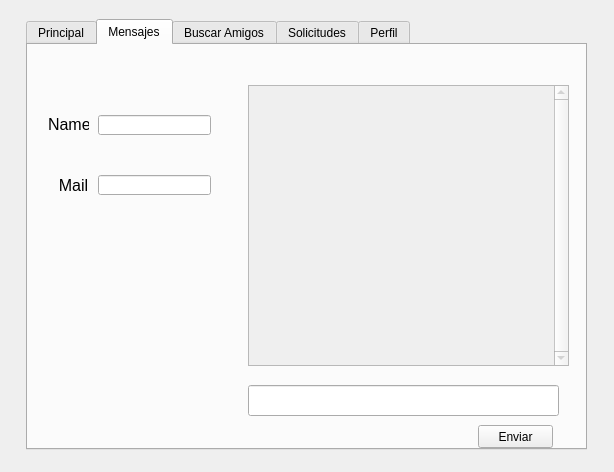
Qt form TF/Red_Social/interfas.ui (PrenxLibert/Trabajo-Parcial-red-social-3-ciclo) before a commit.
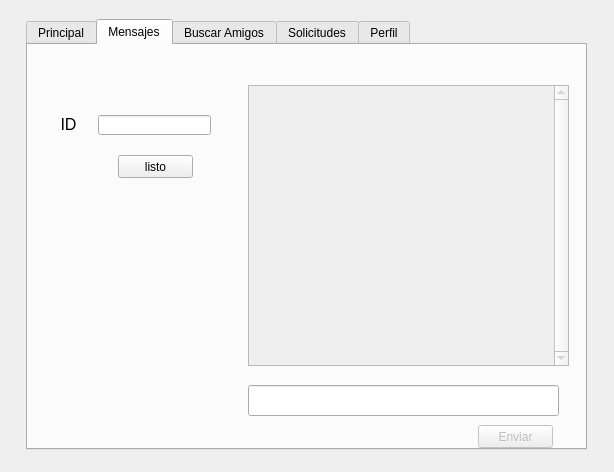
The same form after that commit.

Patch:
```diff
--- a/TF/Red_Social/interfas.ui
+++ b/TF/Red_Social/interfas.ui
@@ -108,6 +108,9 @@
      </property>
     </widget>
     <widget class="QPushButton" name="btnEnviar">
+     <property name="enabled">
+      <bool>false</bool>
+     </property>
      <property name="geometry">
       <rect>
        <x>450</x>
@@ -130,23 +133,10 @@
       </rect>
      </property>
      <property name="text">
-      <string>&lt;html&gt;&lt;head/&gt;&lt;body&gt;&lt;p align=&quot;center&quot;&gt;&lt;span style=&quot; font-size:12pt;&quot;&gt;Name&lt;/span&gt;&lt;/p&gt;&lt;/body&gt;&lt;/html&gt;</string>
+      <string>&lt;html&gt;&lt;head/&gt;&lt;body&gt;&lt;p align=&quot;center&quot;&gt;&lt;span style=&quot; font-size:12pt;&quot;&gt;ID&lt;/span&gt;&lt;/p&gt;&lt;/body&gt;&lt;/html&gt;</string>
      </property>
     </widget>
-    <widget class="QLabel" name="label_6">
-     <property name="geometry">
-      <rect>
-       <x>30</x>
-       <y>130</y>
-       <width>31</width>
-       <height>21</height>
-      </rect>
-     </property>
-     <property name="text">
-      <string>&lt;html&gt;&lt;head/&gt;&lt;body&gt;&lt;p align=&quot;center&quot;&gt;&lt;span style=&quot; font-size:12pt;&quot;&gt;Mail&lt;/span&gt;&lt;/p&gt;&lt;/body&gt;&lt;/html&gt;</string>
-     </property>
-    </widget>
-    <widget class="QLineEdit" name="tbxNameF">
+    <widget class="QLineEdit" name="tbxIDF">
      <property name="geometry">
       <rect>
        <x>70</x>
@@ -156,14 +146,30 @@
       </rect>
      </property>
     </widget>
-    <widget class="QLineEdit" name="tbxMailF">
+    <widget class="QPushButton" name="btnVchat">
      <property name="geometry">
       <rect>
-       <x>70</x>
-       <y>130</y>
-       <width>113</width>
-       <height>20</height>
+       <x>90</x>
+       <y>110</y>
+       <width>75</width>
+       <height>23</height>
       </rect>
+     </property>
+     <property name="text">
+      <string>listo</string>
+     </property>
+    </widget>
+    <widget class="QLabel" name="lblNameF">
+     <property name="geometry">
+      <rect>
+       <x>230</x>
+       <y>10</y>
+       <width>61</width>
+       <height>16</height>
+      </rect>
+     </property>
+     <property name="text">
+      <string>&lt;html&gt;&lt;head/&gt;&lt;body&gt;&lt;p align=&quot;center&quot;&gt;&lt;br/&gt;&lt;/p&gt;&lt;/body&gt;&lt;/html&gt;</string>
      </property>
     </widget>
    </widget>
```
